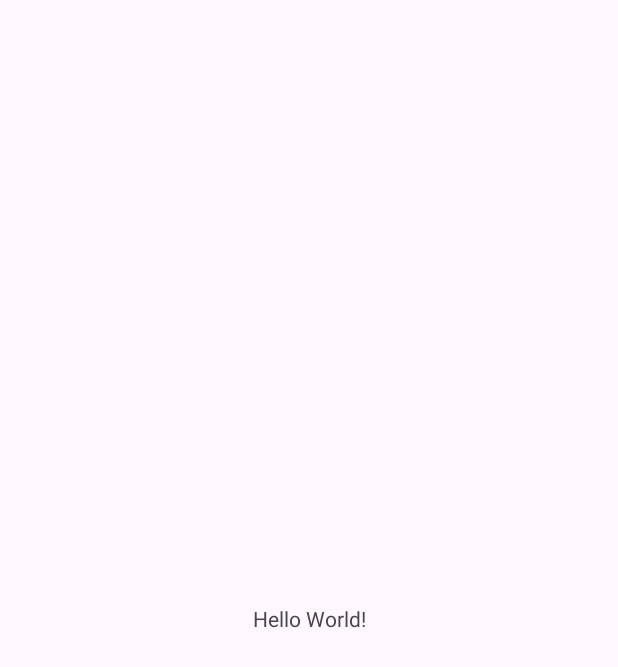
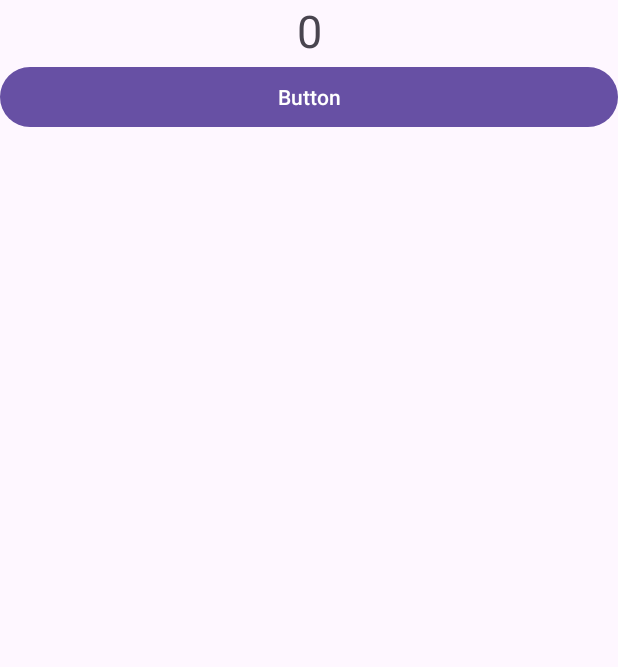
Before and after one commit to En921001/A, an Android app: the screen it shows after launch (MainActivity), on a phone screen of 412 x 824 dp. Before the commit the part shown is almost empty. Shown: the top 667 px of the screen. Run offline under Robolectric (Android 15) with nearby library versions, the phone set to English and light mode, and no system bars.

Commit message:
第二次commit (修改文字元件)

```diff
--- a/app/src/main/java/com/example/a/MainActivity.kt
+++ b/app/src/main/java/com/example/a/MainActivity.kt
@@ -2,10 +2,14 @@ package com.example.a
 
 import androidx.appcompat.app.AppCompatActivity
 import android.os.Bundle
+import android.widget.TextView
 
 class MainActivity : AppCompatActivity() {
     override fun onCreate(savedInstanceState: Bundle?) {
         super.onCreate(savedInstanceState)
         setContentView(R.layout.activity_main)
+
+        var t: TextView = findViewById(R.id.txv)
+        t.text = "0"
     }
 }
--- a/app/src/main/res/layout/activity_main.xml
+++ b/app/src/main/res/layout/activity_main.xml
@@ -1,18 +1,24 @@
 <?xml version="1.0" encoding="utf-8"?>
-<androidx.constraintlayout.widget.ConstraintLayout xmlns:android="http://schemas.android.com/apk/res/android"
+<LinearLayout xmlns:android="http://schemas.android.com/apk/res/android"
     xmlns:app="http://schemas.android.com/apk/res-auto"
     xmlns:tools="http://schemas.android.com/tools"
     android:layout_width="match_parent"
     android:layout_height="match_parent"
-    tools:context=".MainActivity">
+    tools:context=".MainActivity"
+    android:orientation="vertical">
 
     <TextView
-        android:layout_width="wrap_content"
+        android:id="@+id/txv"
+        android:layout_width="match_parent"
         android:layout_height="wrap_content"
-        android:text="Hello World!"
-        app:layout_constraintBottom_toBottomOf="parent"
-        app:layout_constraintEnd_toEndOf="parent"
-        app:layout_constraintStart_toStartOf="parent"
-        app:layout_constraintTop_toTopOf="parent" />
+        android:text="計數器"
+        android:textSize="30sp"
+        android:gravity="center"/>
 
-</androidx.constraintlayout.widget.ConstraintLayout>
+    <Button
+        android:id="@+id/button"
+        android:layout_width="match_parent"
+        android:layout_height="wrap_content"
+        android:text="Button" />
+
+</LinearLayout>
```
